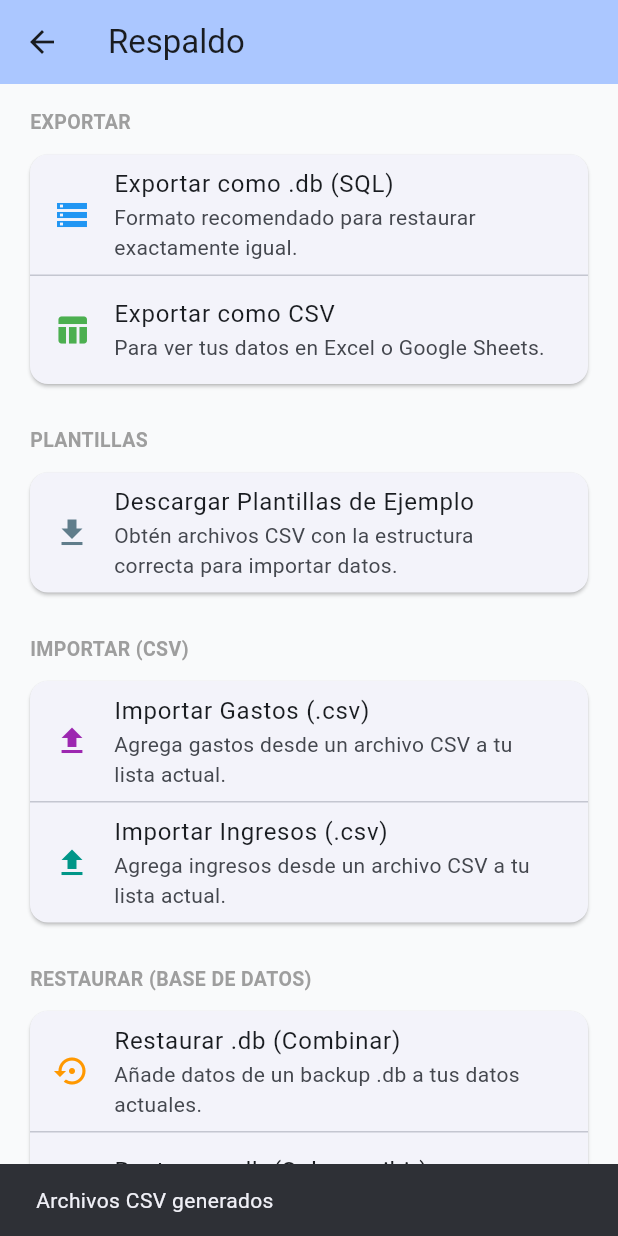
After one commit to mmaurogg/gastos_inteligentes, a Flutter app: the BackupPage screen opened directly, after a tap on "Exportar como CSV", on a phone screen of 412 x 824 dp. The commit adds this screen. Run offline on Flutter 3.47's test engine with Material 3 defaults, Android fonts, the phone set to English and light mode, and no system bars; our stand-ins replace csv, file_picker, flutter_riverpod, google_generative_ai, permission_handler, share_plus and 2 more; accounts and stored records are empty.

Commit message:
feature: se adicional respaldo

```diff
--- /dev/null
+++ b/lib/screens/backup_page.dart
@@ -0,0 +1,263 @@
+import 'package:flutter/material.dart';
+import 'package:flutter_riverpod/flutter_riverpod.dart';
+import '../services/backup_service.dart';
+import '../providers/expense_provider.dart';
+import '../providers/income_provider.dart';
+
+class BackupPage extends ConsumerStatefulWidget {
+  const BackupPage({super.key});
+
+  @override
+  ConsumerState<BackupPage> createState() => _BackupPageState();
+}
+
+class _BackupPageState extends ConsumerState<BackupPage> {
+  final BackupService _backupService = BackupService();
+  bool _isLoading = false;
+
+  void _showSnackBar(String message) {
+    ScaffoldMessenger.of(
+      context,
+    ).showSnackBar(SnackBar(content: Text(message)));
+  }
+
+  Future<void> _handleBackup(
+    Future<void> Function() backupFn,
+    String successMsg,
+  ) async {
+    setState(() => _isLoading = true);
+    try {
+      await backupFn();
+      _showSnackBar(successMsg);
+    } catch (e) {
+      _showSnackBar('Error: $e');
+    } finally {
+      setState(() => _isLoading = false);
+    }
+  }
+
+  Future<void> _handleRestore(
+    Future<bool> Function() restoreFn,
+    String successMsg,
+  ) async {
+    final confirmed = await showDialog<bool>(
+      context: context,
+      builder: (context) => AlertDialog(
+        title: const Text('¿Estás seguro?'),
+        content: const Text(
+          'Esta acción modificará tus datos actuales. Se recomienda hacer un respaldo primero.',
+        ),
+        actions: [
+          TextButton(
+            onPressed: () => Navigator.pop(context, false),
+            child: const Text('Cancelar'),
+          ),
+          TextButton(
+            onPressed: () => Navigator.pop(context, true),
+            child: const Text('Continuar'),
+          ),
+        ],
+      ),
+    );
+
+    if (confirmed != true) return;
+
+    setState(() => _isLoading = true);
+    try {
+      final success = await restoreFn();
+      if (success) {
+        _showSnackBar(successMsg);
+        // Refresh providers to reflect changes
+        ref.read(expenseProvider).loadExpenses();
+        ref.read(incomeProvider).loadIncomes();
+      }
+    } catch (e) {
+      _showSnackBar('Error: $e');
+    } finally {
+      setState(() => _isLoading = false);
+    }
+  }
+
+  Future<void> _handleCsvImport(
+    Future<int> Function() importFn,
+    String type,
+  ) async {
+    setState(() => _isLoading = true);
+    try {
+      final count = await importFn();
+      if (count >= 0) {
+        _showSnackBar('Se importaron $count registros de $type exitosamente.');
+        // Refresh providers
+        ref.read(expenseProvider).loadExpenses();
+        ref.read(incomeProvider).loadIncomes();
+      } else {
+        // -1 means cancelled
+        // _showSnackBar('Importación cancelada');
+      }
+    } catch (e) {
+      _showSnackBar('Error importando CSV: $e');
+    } finally {
+      setState(() => _isLoading = false);
+    }
+  }
+
+  @override
+  Widget build(BuildContext context) {
+    return Scaffold(
+      appBar: AppBar(
+        title: const Text('Respaldo'),
+        backgroundColor: Theme.of(context).colorScheme.inversePrimary,
+      ),
+      body: _isLoading
+          ? const Center(child: CircularProgressIndicator())
+          : ListView(
+              padding: const EdgeInsets.all(16.0),
+              children: [
+                _buildSectionHeader('EXPORTAR'),
+                Card(
+                  child: Column(
+                    children: [
+                      ListTile(
+                        leading: const Icon(Icons.storage, color: Colors.blue),
+                        title: const Text('Exportar como .db (SQL)'),
+                        subtitle: const Text(
+                          'Formato recomendado para restaurar exactamente igual.',
+                        ),
+                        onTap: () => _handleBackup(
+                          _backupService.exportDatabase,
+                          'Respaldo SQL generado',
+                        ),
+                      ),
+                      const Divider(height: 1),
+                      ListTile(
+                        leading: const Icon(
+                          Icons.table_chart,
+                          color: Colors.green,
+                        ),
+                        title: const Text('Exportar como CSV'),
+                        subtitle: const Text(
+                          'Para ver tus datos en Excel o Google Sheets.',
+                        ),
+                        onTap: () => _handleBackup(
+                          _backupService.exportToCSV,
+                          'Archivos CSV generados',
+                        ),
+                      ),
+                    ],
+                  ),
+                ),
+
+                const SizedBox(height: 24),
+                _buildSectionHeader('PLANTILLAS'),
+                Card(
+                  child: ListTile(
+                    leading: const Icon(Icons.download, color: Colors.blueGrey),
+                    title: const Text('Descargar Plantillas de Ejemplo'),
+                    subtitle: const Text(
+                      'Obtén archivos CSV con la estructura correcta para importar datos.',
+                    ),
+                    onTap: () => _handleBackup(
+                      _backupService.downloadTemplates,
+                      'Plantillas generadas correctamente',
+                    ),
+                  ),
+                ),
+                const SizedBox(height: 24),
+                _buildSectionHeader('IMPORTAR (CSV)'),
+                Card(
+                  child: Column(
+                    children: [
+                      ListTile(
+                        leading: const Icon(
+                          Icons.file_upload,
+                          color: Colors.purple,
+                        ),
+                        title: const Text('Importar Gastos (.csv)'),
+                        subtitle: const Text(
+                          'Agrega gastos desde un archivo CSV a tu lista actual.',
+                        ),
+                        onTap: () => _handleCsvImport(
+                          _backupService.importExpensesFromCSV,
+                          'gastos',
+                        ),
+                      ),
+                      const Divider(height: 1),
+                      ListTile(
+                        leading: const Icon(
+                          Icons.file_upload,
+                          color: Colors.teal,
+                        ),
+                        title: const Text('Importar Ingresos (.csv)'),
+                        subtitle: const Text(
+                          'Agrega ingresos desde un archivo CSV a tu lista actual.',
+                        ),
+                        onTap: () => _handleCsvImport(
+                          _backupService.importIncomesFromCSV,
+                          'ingresos',
+                        ),
+                      ),
+                    ],
+                  ),
+                ),
+                const SizedBox(height: 24),
+                _buildSectionHeader('RESTAURAR (BASE DE DATOS)'),
+                Card(
+                  child: Column(
+                    children: [
+                      ListTile(
+                        leading: const Icon(
+                          Icons.settings_backup_restore,
+                          color: Colors.orange,
+                        ),
+                        title: const Text('Restaurar .db (Combinar)'),
+                        subtitle: const Text(
+                          'Añade datos de un backup .db a tus datos actuales.',
+                        ),
+                        onTap: () => _handleRestore(
+                          _backupService.restoreDatabaseMerge,
+                          'Datos combinados con éxito',
+                        ),
+                      ),
+                      const Divider(height: 1),
+                      ListTile(
+                        leading: const Icon(
+                          Icons.warning_amber_rounded,
+                          color: Colors.red,
+                        ),
+                        title: const Text('Restaurar .db (Sobrescribir)'),
+                        subtitle: const Text(
+                          'REMPLAZA todo con el archivo de respaldo.',
+                        ),
+                        onTap: () => _handleRestore(
+                          _backupService.restoreDatabaseOverwrite,
+                          'Base de datos restaurada por completo',
+                        ),
+                      ),
+                    ],
+                  ),
+                ),
+                const SizedBox(height: 32),
+                const Text(
+                  'Nota: Los archivos .db solo pueden ser restaurados por esta aplicación. Los CSV son para visualización externa.',
+                  textAlign: TextAlign.center,
+                  style: TextStyle(fontSize: 12, color: Colors.grey),
+                ),
+              ],
+            ),
+    );
+  }
+
+  Widget _buildSectionHeader(String title) {
+    return Padding(
+      padding: const EdgeInsets.only(left: 4.0, bottom: 8.0),
+      child: Text(
+        title,
+        style: const TextStyle(
+          fontWeight: FontWeight.bold,
+          fontSize: 13,
+          color: Colors.grey,
+        ),
+      ),
+    );
+  }
+}
--- /dev/null
+++ b/lib/services/backup_service.dart
@@ -0,0 +1,302 @@
+import 'dart:io';
+import 'package:csv/csv.dart';
+import 'package:file_picker/file_picker.dart';
+import 'package:path/path.dart';
+import 'package:path_provider/path_provider.dart';
+import 'package:share_plus/share_plus.dart';
+import 'package:sqflite/sqflite.dart';
+import '../db/database_helper.dart';
+
+class BackupService {
+  final DatabaseHelper _dbHelper = DatabaseHelper();
+
+  // EXPORT AS .DB
+  Future<void> exportDatabase() async {
+    try {
+      String dbPath = join(await getDatabasesPath(), 'expenses.db');
+      File dbFile = File(dbPath);
+
+      if (await dbFile.exists()) {
+        final directory = await getTemporaryDirectory();
+        final backupPath = join(
+          directory.path,
+          'gastos_backup_${DateTime.now().millisecondsSinceEpoch}.db',
+        );
+
+        // Copy the database file to a temporary location for sharing
+        await dbFile.copy(backupPath);
+
+        await Share.shareXFiles([
+          XFile(backupPath),
+        ], text: 'Respaldo de Gastos Inteligentes (SQL)');
+      }
+    } catch (e) {
+      print('Error exporting database: $e');
+    }
+  }
+
+  // EXPORT AS CSV
+  Future<void> exportToCSV() async {
+    try {
+      final expenses = await _dbHelper.getTableData('expenses');
+      final incomes = await _dbHelper.getTableData('incomes');
+
+      List<List<dynamic>> expenseRows = [
+        ['id', 'name', 'category', 'amount', 'date'],
+      ];
+      for (var row in expenses) {
+        expenseRows.add([
+          row['id'],
+          row['name'],
+          row['category'],
+          row['amount'],
+          row['date'],
+        ]);
+      }
+
+      List<List<dynamic>> incomeRows = [
+        ['id', 'name', 'category', 'amount', 'date'],
+      ];
+      for (var row in incomes) {
+        incomeRows.add([
+          row['id'],
+          row['name'],
+          row['category'],
+          row['amount'],
+          row['date'],
+        ]);
+      }
+
+      String csvExpenses = const ListToCsvConverter().convert(expenseRows);
+      String csvIncomes = const ListToCsvConverter().convert(incomeRows);
+
+      final directory = await getTemporaryDirectory();
+      final pathExpenses = join(
+        directory.path,
+        'expenses_${DateTime.now().millisecondsSinceEpoch}.csv',
+      );
+      final pathIncomes = join(
+        directory.path,
+        'incomes_${DateTime.now().millisecondsSinceEpoch}.csv',
+      );
+
+      File(pathExpenses).writeAsStringSync(csvExpenses);
+      File(pathIncomes).writeAsStringSync(csvIncomes);
+
+      await Share.shareXFiles([
+        XFile(pathExpenses),
+        XFile(pathIncomes),
+      ], text: 'Respaldo de Gastos Inteligentes (CSV)');
+    } catch (e) {
+      print('Error exporting to CSV: $e');
+    }
+  }
+
+  // RESTORE (OVERWRITE)
+  Future<bool> restoreDatabaseOverwrite() async {
+    try {
+      FilePickerResult? result = await FilePicker.platform.pickFiles(
+        type: FileType
+            .any, // .db files don't always have a strict type on mobile pickers
+      );
+
+      if (result != null && result.files.single.path != null) {
+        File backupFile = File(result.files.single.path!);
+
+        // Close current database
+        await _dbHelper.closeDatabase();
+
+        String dbPath = join(await getDatabasesPath(), 'expenses.db');
+
+        // Replace the database file
+        await backupFile.copy(dbPath);
+
+        return true;
+      }
+      return false;
+    } catch (e) {
+      print('Error restoring database: $e');
+      return false;
+    }
+  }
+
+  // RESTORE (MERGE)
+  Future<bool> restoreDatabaseMerge() async {
+    try {
+      FilePickerResult? result = await FilePicker.platform.pickFiles();
+
+      if (result != null && result.files.single.path != null) {
+        String backupPath = result.files.single.path!;
+        Database backupDb = await openDatabase(backupPath);
+
+        // Get data from backup
+        List<Map<String, dynamic>> expenses = await backupDb.query('expenses');
+        List<Map<String, dynamic>> incomes = await backupDb.query('incomes');
+
+        await backupDb.close();
+
+        // Merge into current database
+        for (var expense in expenses) {
+          // Remove ID to let DB generate a new one if it conflicts,
+          // or use insertMap with ConflictAlgorithm.replace
+          Map<String, dynamic> data = Map.from(expense);
+          data.remove('id');
+          await _dbHelper.insertMap('expenses', data);
+        }
+
+        for (var income in incomes) {
+          Map<String, dynamic> data = Map.from(income);
+          data.remove('id');
+          await _dbHelper.insertMap('incomes', data);
+        }
+
+        return true;
+      }
+      return false;
+    } catch (e) {
+      print('Error merging database: $e');
+      return false;
+    }
+  }
+
+  // IMPORT CSV (EXPENSES)
+  Future<int> importExpensesFromCSV() async {
+    try {
+      FilePickerResult? result = await FilePicker.platform.pickFiles(
+        type: FileType.custom,
+        allowedExtensions: ['csv'],
+      );
+
+      if (result != null && result.files.single.path != null) {
+        File csvFile = File(result.files.single.path!);
+        String csvString = await csvFile.readAsString();
+        List<List<dynamic>> rows = const CsvToListConverter().convert(
+          csvString,
+        );
+
+        if (rows.isEmpty) return 0;
+
+        // Assumes header row exists, skip it
+        // Expected columns: id, name, category, amount, date
+        // We verify header or just assume structure based on our export
+        int importedCount = 0;
+
+        // Simple validation: check if first row looks like header
+        int startIndex = 0;
+        if (rows.isNotEmpty && rows[0].any((e) => e.toString() == 'amount')) {
+          startIndex = 1;
+        }
+
+        for (int i = startIndex; i < rows.length; i++) {
+          var row = rows[i];
+          if (row.length < 5) continue; // Skip invalid rows
+
+          // Map CSV row to database map
+          // Export order: id, name, category, amount, date
+          // Import: Ignore ID, take others
+          Map<String, dynamic> data = {
+            'name': row[1].toString(),
+            'category': row[2].toString(),
+            'amount': row[3] is num
+                ? row[3]
+                : double.tryParse(row[3].toString()) ?? 0.0,
+            'date': row[4].toString(),
+          };
+
+          await _dbHelper.insertMap('expenses', data);
+          importedCount++;
+        }
+        return importedCount;
+      }
+      return -1; // Cancelled
+    } catch (e) {
+      print('Error importing expenses CSV: $e');
+      throw e;
+    }
+  }
+
+  // IMPORT CSV (INCOMES)
+  Future<int> importIncomesFromCSV() async {
+    try {
+      FilePickerResult? result = await FilePicker.platform.pickFiles(
+        type: FileType.custom,
+        allowedExtensions: ['csv'],
+      );
+
+      if (result != null && result.files.single.path != null) {
+        File csvFile = File(result.files.single.path!);
+        String csvString = await csvFile.readAsString();
+        List<List<dynamic>> rows = const CsvToListConverter().convert(
+          csvString,
+        );
+
+        if (rows.isEmpty) return 0;
+
+        int importedCount = 0;
+        int startIndex = 0;
+        if (rows.isNotEmpty && rows[0].any((e) => e.toString() == 'amount')) {
+          startIndex = 1;
+        }
+
+        for (int i = startIndex; i < rows.length; i++) {
+          var row = rows[i];
+          if (row.length < 5) continue;
+
+          Map<String, dynamic> data = {
+            'name': row[1].toString(),
+            'category': row[2].toString(),
+            'amount': row[3] is num
+                ? row[3]
+                : double.tryParse(row[3].toString()) ?? 0.0,
+            'date': row[4].toString(),
+          };
+
+          await _dbHelper.insertMap('incomes', data);
+          importedCount++;
+        }
+        return importedCount;
+      }
+      return -1; // Cancelled
+    } catch (e) {
+      print('Error importing incomes CSV: $e');
+      throw e;
+    }
+  }
+
+  // DOWNLOAD TEMPLATES
+  Future<void> downloadTemplates() async {
+    try {
+      // 1. Define headers and example rows
+      List<List<dynamic>> expenseTemplate = [
+        ['id', 'name', 'category', 'amount', 'date'],
+        [0, 'Ejemplo Gasto', 'Comida', 50.00, DateTime.now().toString()],
+      ];
+
+      List<List<dynamic>> incomeTemplate = [
+        ['id', 'name', 'category', 'amount', 'date'],
+        [0, 'Ejemplo Ingreso', 'Salario', 1500.00, DateTime.now().toString()],
+      ];
+
+      // 2. Convert to CSV
+      String csvExpense = const ListToCsvConverter().convert(expenseTemplate);
+      String csvIncome = const ListToCsvConverter().convert(incomeTemplate);
+
+      // 3. Save to temp files
+      final directory = await getTemporaryDirectory();
+      final pathExpense = join(directory.path, 'plantilla_gastos.csv');
+      final pathIncome = join(directory.path, 'plantilla_ingresos.csv');
+
+      File(pathExpense).writeAsStringSync(csvExpense);
+      File(pathIncome).writeAsStringSync(csvIncome);
+
+      // 4. Share files
+      await Share.shareXFiles([
+        XFile(pathExpense),
+        XFile(pathIncome),
+      ], text: 'Plantillas CSV para Importación');
+    } catch (e) {
+      print('Error downloading templates: $e');
+      throw e;
+    }
+  }
+}
--- a/pubspec.yaml
+++ b/pubspec.yaml
@@ -18,6 +18,10 @@ dependencies:
   flutter_riverpod: ^2.5.1
   intl: ^0.19.0
   shared_preferences: ^2.5.4
+  path_provider: ^2.1.2
+  share_plus: ^10.1.4
+  file_picker: ^8.1.7
+  csv: ^6.0.0
   url_launcher: ^6.3.2
 
   flutter_launcher_icons: ^0.14.4
```
Also changed, not shown: lib/db/database_helper.dart (+27 -0 lines), lib/screens/home_screen.dart (+4 -10 lines), lib/screens/settings_screen.dart (added, +34 -0 lines), pubspec.lock, 7 other files.
